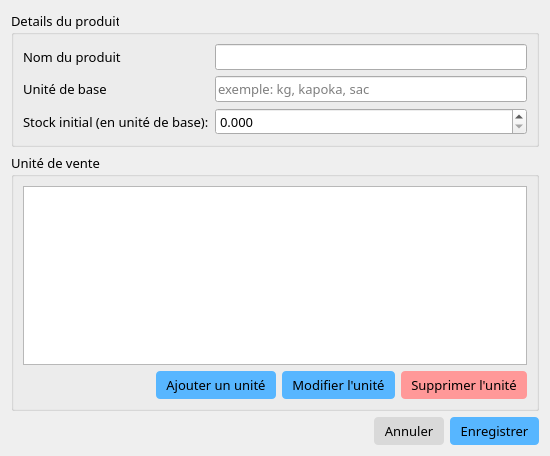
Before: the Qt Designer form gestionproduitdialog.ui in JessyTsiriniaina/Gestion-magasin, drawn with Qt 5.
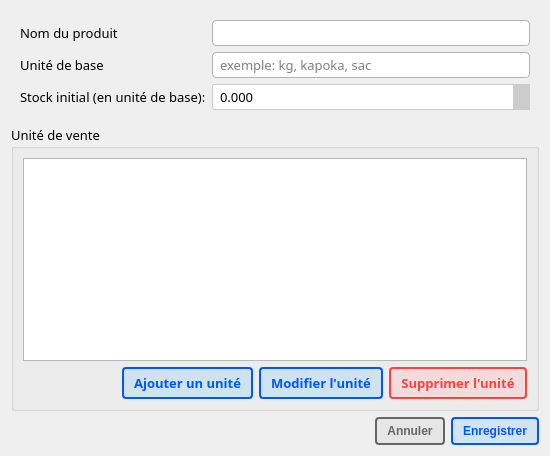
After: the same form once the commit is applied. Icons and pictures are not drawn.

What changed in the file:
```diff
--- a/gestionproduitdialog.ui
+++ b/gestionproduitdialog.ui
@@ -22,8 +22,11 @@
        <pointsize>10</pointsize>
       </font>
      </property>
+     <property name="styleSheet">
+      <string notr="true">QGroupBox {border: none; border-radius: 4px;}</string>
+     </property>
      <property name="title">
-      <string>Details du produit</string>
+      <string/>
      </property>
      <layout class="QFormLayout" name="formLayout">
       <property name="fieldGrowthPolicy">
@@ -50,6 +53,17 @@
           <pointsize>10</pointsize>
          </font>
         </property>
+        <property name="styleSheet">
+         <string notr="true">QLineEdit {
+border: 1px solid rgb(180, 180, 180);
+border-radius: 4px;
+padding: 2px 5px;
+}
+
+QLineEdit:focus {
+border: 1px solid rgb(85, 170, 255);
+}</string>
+        </property>
        </widget>
       </item>
       <item row="3" column="0">
@@ -73,6 +87,17 @@
           <pointsize>10</pointsize>
          </font>
         </property>
+        <property name="styleSheet">
+         <string notr="true">QLineEdit {
+border: 1px solid rgb(180, 180, 180);
+border-radius: 4px;
+padding: 2px 5px;
+}
+
+QLineEdit:focus {
+border: 1px solid rgb(85, 170, 255);
+}</string>
+        </property>
         <property name="placeholderText">
          <string>exemple: kg, kapoka, sac</string>
         </property>
@@ -102,6 +127,43 @@
         <property name="toolTip">
          <string>Only applicable when adding a new product. For existing products, use 'Add Stock' feature.</string>
         </property>
+        <property name="styleSheet">
+         <string notr="true">QDoubleSpinBox {
+    border: 1px solid #CCCCCC;
+    border-radius: 3px;
+    padding: 2px 5px;
+}
+QDoubleSpinBox::up-button {
+    subcontrol-origin: border;
+    subcontrol-position: top right;
+    width: 16px;
+    border-left: 1px solid #CCCCCC;
+   background: #cccccc;
+}
+QDoubleSpinBox::down-button {
+    subcontrol-origin: border;
+    subcontrol-position: bottom right;
+    width: 16px;
+    border-left: 1px solid #CCCCCC;
+    background: #cccccc;
+}
+QDoubleSpinBox::up-arrow {
+    image: url(:/icons/icons/caret-up.svg);
+    width: 12px;
+    height: 12px;
+}
+QDoubleSpinBox::down-arrow {
+    image: url(:/icons/icons/caret-down.svg);
+    width: 12px;
+    height: 12px;
+}
+QDoubleSpinBox::up-button:hover, QSpinBox::down-button:hover {
+    background: #66BB6A;
+}
+QDoubleSpinBox::up-button:pressed, QSpinBox::down-button:pressed {
+    background: #388E3C; 
+}</string>
+        </property>
         <property name="decimals">
          <number>3</number>
         </property>
@@ -124,6 +186,9 @@
      <property name="title">
       <string>Unité de vente</string>
      </property>
+     <property name="flat">
+      <bool>true</bool>
+     </property>
      <layout class="QVBoxLayout" name="verticalLayout_2">
       <item>
        <widget class="QTableView" name="table_view_unite_vente">
@@ -184,20 +249,28 @@
          <widget class="QPushButton" name="bouton_ajouter_unite">
           <property name="font">
            <font>
-            <family>Outfit</family>
-            <pointsize>10</pointsize>
+            <weight>75</weight>
+            <italic>false</italic>
+            <bold>true</bold>
            </font>
           </property>
           <property name="cursor">
            <cursorShape>PointingHandCursor</cursorShape>
           </property>
           <property name="styleSheet">
-           <string notr="true">QPushButton {background-color:  rgb(87, 182, 255);  padding: 5px 10px; border: none; border-radius: 4px;}
+           <string notr="true">
+QPushButton {
+background-color:  rgba(87, 182, 255, 50);
+ padding: 5px 10px;
+ border: 2px solid rgb(0, 85, 255);
+border-radius: 4px;
+color: rgb(0, 85, 255); 
+font: bold;
+}
 
 QPushButton:hover {
-	background-color:  qlineargradient(spread:pad, x1:0, y1:0, x2:1, y2:0, stop:0 rgba(85, 170, 255, 255), stop:1 rgba(125, 208, 146, 255)); 
-}
-</string>
+	background-color:  rgba(87, 182, 255, 80) ; 
+}</string>
           </property>
           <property name="text">
            <string>Ajouter un unité</string>
@@ -208,20 +281,28 @@
          <widget class="QPushButton" name="bouton_modifier_unite">
           <property name="font">
            <font>
-            <family>Outfit</family>
-            <pointsize>10</pointsize>
+            <weight>75</weight>
+            <italic>false</italic>
+            <bold>true</bold>
            </font>
           </property>
           <property name="cursor">
            <cursorShape>PointingHandCursor</cursorShape>
           </property>
           <property name="styleSheet">
-           <string notr="true">QPushButton {background-color:  rgb(87, 182, 255);  padding: 5px 10px; border: none; border-radius: 4px;}
+           <string notr="true">
+QPushButton {
+background-color:  rgba(87, 182, 255, 50);
+ padding: 5px 10px;
+ border: 2px solid rgb(0, 85, 255);
+border-radius: 4px;
+color: rgb(0, 85, 255); 
+font: bold;
+}
 
 QPushButton:hover {
-	background-color:  qlineargradient(spread:pad, x1:0, y1:0, x2:1, y2:0, stop:0 rgba(85, 170, 255, 255), stop:1 rgba(125, 208, 146, 255)); 
-}
-</string>
+	background-color:  rgba(87, 182, 255, 80) ; 
+}</string>
           </property>
           <property name="text">
            <string>Modifier l'unité</string>
@@ -232,16 +313,24 @@
          <widget class="QPushButton" name="bouton_supprimer_unite">
           <property name="font">
            <font>
-            <family>Outfit</family>
-            <pointsize>10</pointsize>
+            <weight>75</weight>
+            <italic>false</italic>
+            <bold>true</bold>
            </font>
           </property>
           <property name="cursor">
            <cursorShape>PointingHandCursor</cursorShape>
           </property>
           <property name="styleSheet">
-           <string notr="true">QPushButton {background-color:   rgb(255, 152, 152);  
-padding: 5px 10px; border: none; border-radius: 4px;}
+           <string notr="true">
+QPushButton {
+background-color:  rgba(255, 152, 152, 50);
+ padding: 5px 10px;
+ border: 2px solid rgb(255, 64, 64);
+border-radius: 4px;
+color:  rgb(255, 64, 64); 
+font: bold;
+}
 
  QPushButton:hover {
 	background-color: qlineargradient(spread:pad, x1:0, y1:0, x2:1, y2:0, stop:0 rgba(255, 152, 152, 255), stop:1 rgba(255, 77, 77, 255)); 
@@ -276,16 +365,25 @@
       <widget class="QPushButton" name="bouton_annuler">
        <property name="font">
         <font>
-         <family>Outfit</family>
-         <pointsize>10</pointsize>
+         <weight>75</weight>
+         <italic>false</italic>
+         <bold>true</bold>
         </font>
        </property>
        <property name="cursor">
         <cursorShape>PointingHandCursor</cursorShape>
        </property>
        <property name="styleSheet">
-        <string notr="true">QPushButton {background-color:  rgb(217, 217, 217);
-padding: 5px 10px; border: none; border-radius: 4px;}
+        <string notr="true">
+
+QPushButton {
+background-color:  rgba(217, 217, 217, 100);
+ padding: 5px 10px;
+ border: 2px solid rgb(102, 102, 102);
+border-radius: 4px;
+color:   rgb(102, 102, 102); 
+font: bold;
+}
 
 QPushButton:hover {
 	background-color:  qlineargradient(spread:pad, x1:0, y1:0, x2:1, y2:0, stop:0 rgba(217, 217, 217, 255), stop:1 rgba(195, 195, 195, 255)); 
@@ -300,20 +398,28 @@
       <widget class="QPushButton" name="bouton_enregistrer">
        <property name="font">
         <font>
-         <family>Outfit</family>
-         <pointsize>10</pointsize>
+         <weight>75</weight>
+         <italic>false</italic>
+         <bold>true</bold>
         </font>
        </property>
        <property name="cursor">
         <cursorShape>PointingHandCursor</cursorShape>
        </property>
        <property name="styleSheet">
-        <string notr="true">QPushButton {background-color:  rgb(87, 182, 255);  padding: 5px 10px; border: none; border-radius: 4px;}
+        <string notr="true">
+QPushButton {
+background-color:  rgba(87, 182, 255, 50);
+ padding: 5px 10px;
+ border: 2px solid rgb(0, 85, 255);
+border-radius: 4px;
+color: rgb(0, 85, 255); 
+font: bold;
+}
 
 QPushButton:hover {
-	background-color:  qlineargradient(spread:pad, x1:0, y1:0, x2:1, y2:0, stop:0 rgba(85, 170, 255, 255), stop:1 rgba(125, 208, 146, 255)); 
-}
-</string>
+	background-color:  rgba(87, 182, 255, 80) ; 
+}</string>
        </property>
        <property name="text">
         <string>Enregistrer</string>
```
Left out of the diff: 6 changed lines with no effect on the pictures.
